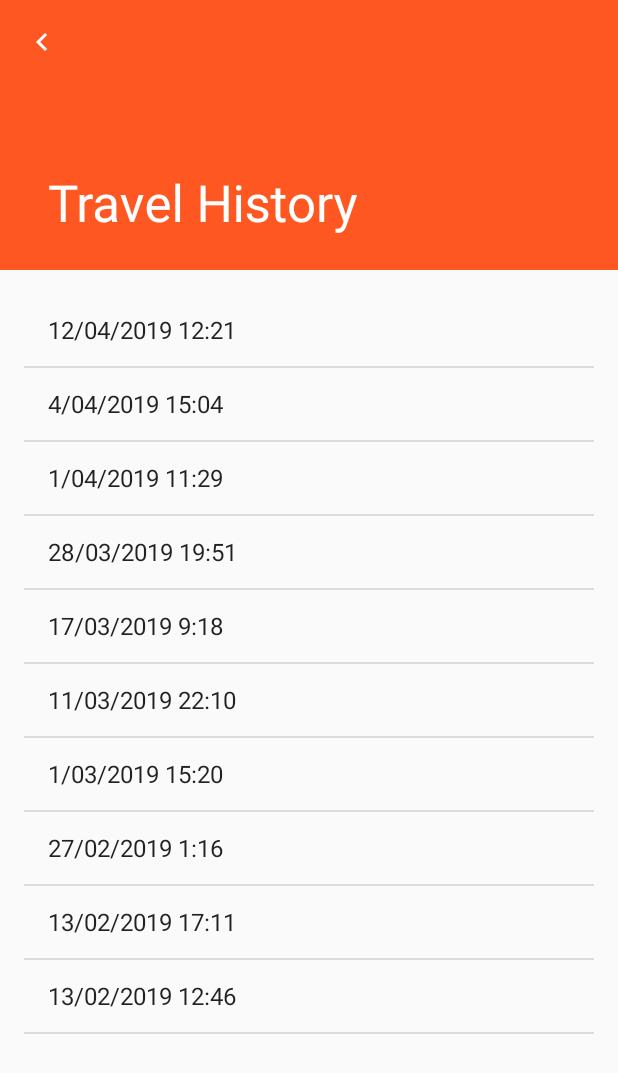
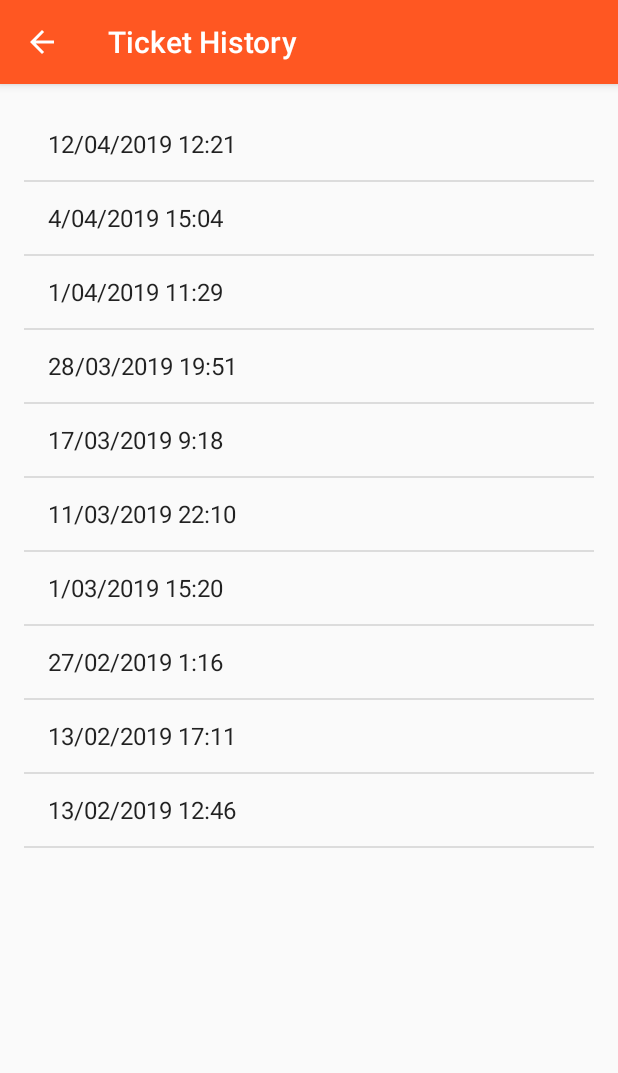
Before and after one commit to ciccio1992/BUSApp2.0, an Android app: the HistoryActivity screen opened directly, with no data from a screen before it, on a phone screen of 412 x 824 dp. Shown: the top 1073 px of the screen. Run offline under Robolectric (Android 15) with nearby library versions, the phone set to English and light mode, and no system bars.

Commit message:
ActionBar corrected and simpified

```diff
--- a/app/src/main/AndroidManifest.xml
+++ b/app/src/main/AndroidManifest.xml
@@ -31,8 +31,7 @@
         <activity
             android:name=".HistoryActivity"
             android:label="@string/title_activity_history"
-            android:screenOrientation="portrait"
-            android:theme="@style/AppTheme.NoActionBar" />
+            android:screenOrientation="portrait" />
         <activity
             android:name=".ToolsActivity"
             android:label="@string/title_activity_tools"
--- a/app/src/main/java/com/example/busapp20/HistoryActivity.java
+++ b/app/src/main/java/com/example/busapp20/HistoryActivity.java
@@ -2,11 +2,11 @@ package com.example.busapp20;
 
 import android.content.Context;
 import android.os.Bundle;
-import androidx.appcompat.app.AppCompatActivity;
-import androidx.appcompat.widget.Toolbar;
-import android.view.View;
 import android.widget.ArrayAdapter;
 import android.widget.ListView;
+
+import androidx.appcompat.app.ActionBar;
+import androidx.appcompat.app.AppCompatActivity;
 
 import java.util.ArrayList;
 import java.util.HashMap;
@@ -20,7 +20,16 @@ public class HistoryActivity extends AppCompatActivity {
     protected void onCreate(Bundle savedInstanceState) {
         super.onCreate(savedInstanceState);
         setContentView(R.layout.activity_history);
+
+        ActionBar actionBar = getSupportActionBar();
+        if (actionBar != null) {
+            actionBar.setDisplayHomeAsUpEnabled(true);
+        }
+
+        /*
+
         Toolbar toolbar = findViewById(R.id.toolbar);
+
         setSupportActionBar(toolbar);
         toolbar.setNavigationIcon(R.drawable.ic_back_chevron);
 
@@ -30,6 +39,8 @@ public class HistoryActivity extends AppCompatActivity {
                 finish();
             }
         });
+
+        */
 
         lvTravelHistory = findViewById(R.id.lvTravelHistory);
 
@@ -107,4 +118,10 @@ public class HistoryActivity extends AppCompatActivity {
         }
 
     }
+
+    @Override
+    public boolean onSupportNavigateUp() {
+        finish();
+        return true;
+    }
 }
--- a/app/src/main/res/layout/activity_history.xml
+++ b/app/src/main/res/layout/activity_history.xml
@@ -1,39 +1,18 @@
 <?xml version="1.0" encoding="utf-8"?>
-<androidx.coordinatorlayout.widget.CoordinatorLayout xmlns:android="http://schemas.android.com/apk/res/android"
+<androidx.constraintlayout.widget.ConstraintLayout xmlns:android="http://schemas.android.com/apk/res/android"
     xmlns:app="http://schemas.android.com/apk/res-auto"
     xmlns:tools="http://schemas.android.com/tools"
     android:layout_width="match_parent"
     android:layout_height="match_parent"
-    android:fitsSystemWindows="true"
-    android:orientation="vertical"
-    tools:context=".HistoryActivity">
+    app:layout_behavior="@string/appbar_scrolling_view_behavior"
+    tools:context=".HistoryActivity"
+    tools:showIn="@layout/activity_history">
 
-    <com.google.android.material.appbar.AppBarLayout
-        android:id="@+id/app_bar"
+    <ListView
+        android:id="@+id/lvTravelHistory"
         android:layout_width="match_parent"
-        android:layout_height="@dimen/app_bar_height"
-        android:fitsSystemWindows="true"
-        android:theme="@style/AppTheme.AppBarOverlay">
+        android:layout_height="match_parent"
+        android:layout_margin="@dimen/text_margin">
 
-        <com.google.android.material.appbar.CollapsingToolbarLayout
-            android:id="@+id/toolbar_layout"
-            android:layout_width="match_parent"
-            android:layout_height="match_parent"
-            android:fitsSystemWindows="true"
-            app:contentScrim="?attr/colorPrimary"
-            app:layout_scrollFlags="scroll|exitUntilCollapsed"
-            app:toolbarId="@+id/toolbar">
-
-            <androidx.appcompat.widget.Toolbar
-                android:id="@+id/toolbar"
-                android:layout_width="match_parent"
-                android:layout_height="?attr/actionBarSize"
-                app:layout_collapseMode="pin"
-                app:popupTheme="@style/AppTheme.PopupOverlay" />
-
-        </com.google.android.material.appbar.CollapsingToolbarLayout>
-    </com.google.android.material.appbar.AppBarLayout>
-
-    <include layout="@layout/content_history" />
-
-</androidx.coordinatorlayout.widget.CoordinatorLayout>
+    </ListView>
+</androidx.constraintlayout.widget.ConstraintLayout>
--- a/app/src/main/res/values/strings.xml
+++ b/app/src/main/res/values/strings.xml
@@ -20,7 +20,7 @@
 
 
     </string-array>
-    <string name="title_activity_history">Travel History</string>
+    <string name="title_activity_history">Ticket History</string>
     <string name="title_activity_share">Share</string>
     <string name="title_activity_tools"> Development Tools</string>
 
```
